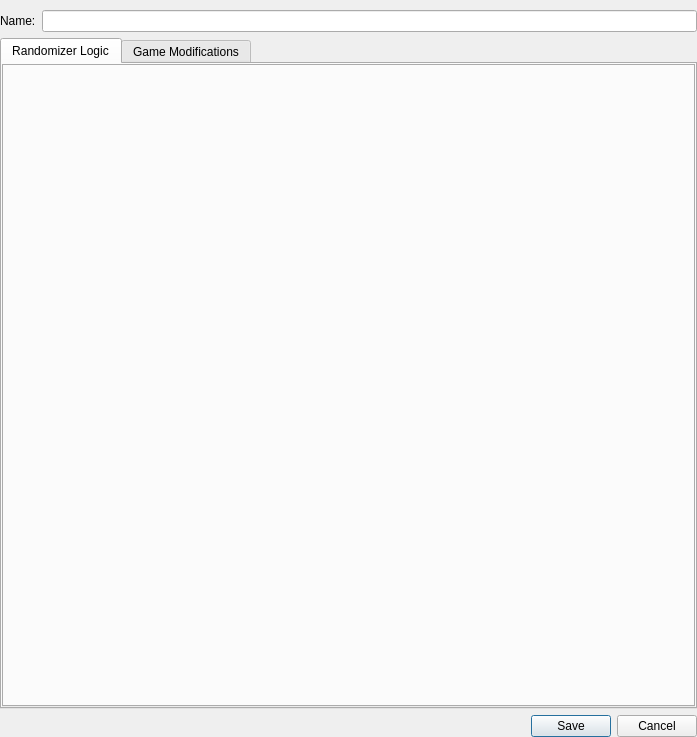
This is randovania/gui/ui_files/logic_settings_window.ui in randovania/randovania as Qt 5 draws it before an edit. The edited form follows.
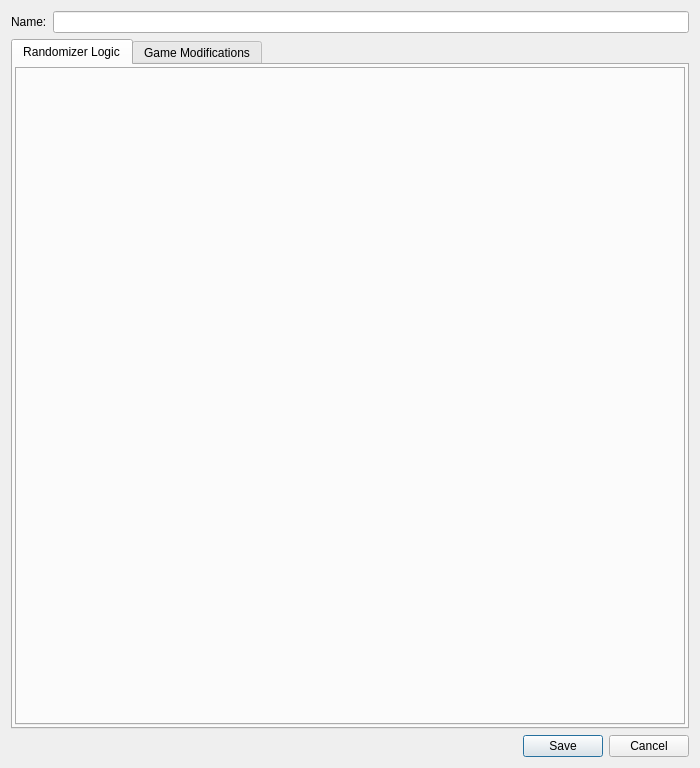
This is the edited form.

Commit message: Tuned the preset editor window a bit to make it look better

```diff
--- a/randovania/gui/ui_files/logic_settings_window.ui
+++ b/randovania/gui/ui_files/logic_settings_window.ui
@@ -6,29 +6,14 @@
    <rect>
     <x>0</x>
     <y>0</y>
-    <width>697</width>
-    <height>737</height>
+    <width>700</width>
+    <height>768</height>
    </rect>
   </property>
   <property name="windowTitle">
    <string>Customize Preset</string>
   </property>
   <layout class="QVBoxLayout" name="verticalLayout">
-   <property name="leftMargin">
-    <number>0</number>
-   </property>
-   <property name="topMargin">
-    <number>4</number>
-   </property>
-   <property name="rightMargin">
-    <number>0</number>
-   </property>
-   <property name="bottomMargin">
-    <number>0</number>
-   </property>
-   <item>
-    <widget class="QMenuBar" name="menuBar"/>
-   </item>
    <item>
     <layout class="QHBoxLayout" name="name_layout">
      <item>
@@ -45,25 +30,40 @@
    </item>
    <item>
     <widget class="QTabWidget" name="main_tab_widget">
+     <property name="tabPosition">
+      <enum>QTabWidget::North</enum>
+     </property>
+     <property name="tabShape">
+      <enum>QTabWidget::Rounded</enum>
+     </property>
      <property name="currentIndex">
       <number>0</number>
      </property>
+     <property name="tabBarAutoHide">
+      <bool>false</bool>
+     </property>
      <widget class="QWidget" name="logic_tab">
+      <property name="font">
+       <font>
+        <weight>50</weight>
+        <bold>false</bold>
+       </font>
+      </property>
       <attribute name="title">
        <string>Randomizer Logic</string>
       </attribute>
       <layout class="QVBoxLayout" name="logic_tab_layout">
        <property name="leftMargin">
-        <number>0</number>
+        <number>2</number>
        </property>
        <property name="topMargin">
-        <number>0</number>
+        <number>2</number>
        </property>
        <property name="rightMargin">
-        <number>0</number>
+        <number>2</number>
        </property>
        <property name="bottomMargin">
-        <number>0</number>
+        <number>2</number>
        </property>
        <item>
         <widget class="QTabWidget" name="logic_tab_widget">
@@ -80,16 +80,16 @@
       </attribute>
       <layout class="QVBoxLayout" name="patches_tab_layout">
        <property name="leftMargin">
-        <number>0</number>
+        <number>2</number>
        </property>
        <property name="topMargin">
-        <number>0</number>
+        <number>2</number>
        </property>
        <property name="rightMargin">
-        <number>0</number>
+        <number>2</number>
        </property>
        <property name="bottomMargin">
-        <number>0</number>
+        <number>2</number>
        </property>
        <item>
         <widget class="QTabWidget" name="patches_tab_widget">
```
The commit also changes 1 other file.
